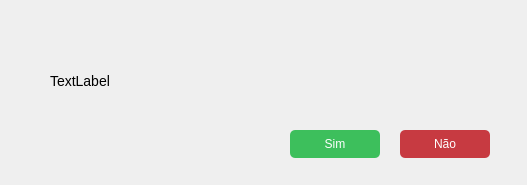
First picture: the form in src/ui/msgYesNo.ui, repository Matheusdimer/syspython, before the edit.
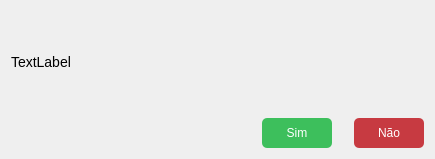
Second picture: the form after the edit.

Commit message: contabilização de preços e totais na tela de venda

```diff
--- a/src/ui/msgYesNo.ui
+++ b/src/ui/msgYesNo.ui
@@ -6,28 +6,27 @@
    <rect>
     <x>0</x>
     <y>0</y>
-    <width>527</width>
-    <height>185</height>
+    <width>435</width>
+    <height>159</height>
    </rect>
   </property>
   <property name="windowTitle">
    <string>Aviso</string>
   </property>
+  <property name="styleSheet">
+   <string notr="true"/>
+  </property>
+  <layout class="QGridLayout" name="gridLayout">
+   <item row="1" column="3">
   <widget class="QPushButton" name="btn_no">
-   <property name="geometry">
-    <rect>
-     <x>400</x>
-     <y>130</y>
-     <width>90</width>
-     <height>28</height>
-    </rect>
-   </property>
    <property name="styleSheet">
     <string notr="true">QPushButton{
 	background: #c73a41;
 	border-radius: 5px;
 	color: white;
 	font-size: 12px;
+	height: 30px;
+	width: 70px;
 }
 QPushButton:hover{
 	background: #bf565b;
@@ -37,21 +36,17 @@
     <string>Não</string>
    </property>
   </widget>
+   </item>
+   <item row="1" column="1">
   <widget class="QPushButton" name="btn_yes">
-   <property name="geometry">
-    <rect>
-     <x>290</x>
-     <y>130</y>
-     <width>90</width>
-     <height>28</height>
-    </rect>
-   </property>
    <property name="styleSheet">
     <string notr="true">QPushButton{
 	background: #3dbf5c;
 	border-radius: 5px;
 	color: white;
 	font-size: 12px;
+	height: 30px;
+	width: 70px;
 }
 QPushButton:hover{
 	background: #91dba8;
@@ -61,15 +56,22 @@
     <string>Sim</string>
    </property>
   </widget>
+   </item>
+   <item row="1" column="0">
+    <spacer name="horizontalSpacer">
+     <property name="orientation">
+      <enum>Qt::Horizontal</enum>
+     </property>
+     <property name="sizeHint" stdset="0">
+      <size>
+       <width>40</width>
+       <height>20</height>
+      </size>
+     </property>
+    </spacer>
+   </item>
+   <item row="0" column="0" colspan="4">
   <widget class="QLabel" name="label">
-   <property name="geometry">
-    <rect>
-     <x>50</x>
-     <y>60</y>
-     <width>431</width>
-     <height>41</height>
-    </rect>
-   </property>
    <property name="styleSheet">
     <string notr="true">font-size: 14px;
 text-align: center;
@@ -79,6 +81,24 @@
     <string>TextLabel</string>
    </property>
   </widget>
+   </item>
+   <item row="1" column="2">
+    <spacer name="horizontalSpacer_2">
+     <property name="orientation">
+      <enum>Qt::Horizontal</enum>
+     </property>
+     <property name="sizeType">
+      <enum>QSizePolicy::Fixed</enum>
+     </property>
+     <property name="sizeHint" stdset="0">
+      <size>
+       <width>10</width>
+       <height>20</height>
+      </size>
+     </property>
+    </spacer>
+   </item>
+  </layout>
  </widget>
  <resources/>
  <connections/>
```
Lines whose indentation alone changed are shown as unchanged. The commit also changes 7 other files.
